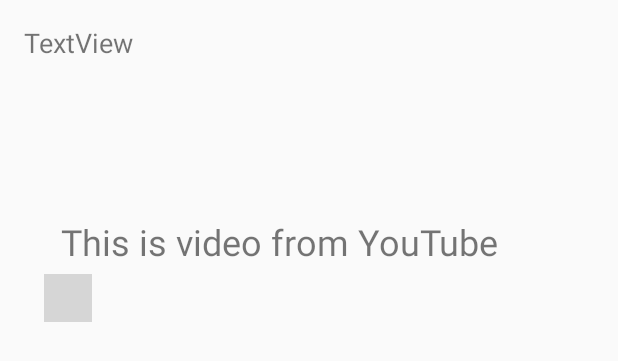
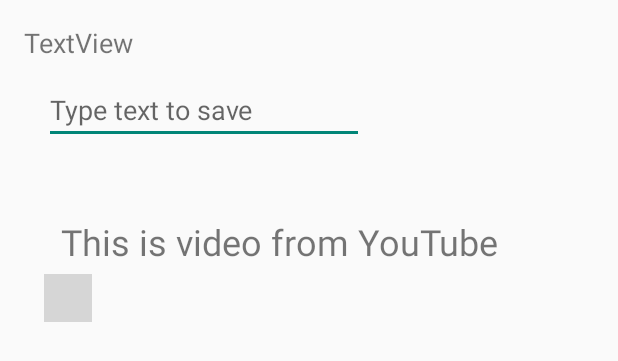
Before and after one commit to netanelile/MyApp, an Android app: the layout activity_second.xml on its own in the app's theme, with its tools: preview values and no code run, on a phone screen of 412 x 824 dp. Shown: the top 361 px of the screen. Run offline under Robolectric (Android 15) with nearby library versions, the phone set to English and light mode, and no system bars; plain views replace YouTubePlayerView; grey boxes are pictures that could not be loaded.

Commit message:
New textbox that save text @second activity

```diff
--- a/app/src/main/res/layout/activity_second.xml
+++ b/app/src/main/res/layout/activity_second.xml
@@ -41,4 +41,15 @@
         android:id="@+id/textView4"
         tools:text="This is video from YouTube"
         android:textSize="24sp" />
+
+    <EditText
+        android:layout_width="wrap_content"
+        android:layout_height="wrap_content"
+        android:inputType="textPersonName"
+        android:ems="10"
+        android:hint= "Type text to save"
+        android:layout_below="@+id/textView3"
+        android:layout_alignStart="@+id/youtube_player"
+        android:layout_marginTop="10dp"
+        android:id="@+id/editText2" />
 </RelativeLayout>
```
Also changed, not shown: app/src/main/java/com/example/netan/myapp/SecondActivity.java (+16 -0 lines).
